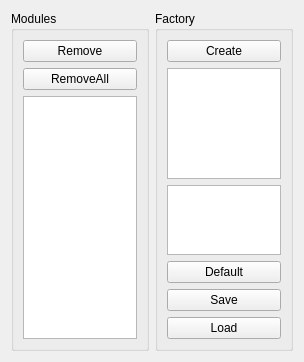
Qt form Modular1/QModularManagerWidget.ui (djeemie2000/SynthPlayground) before a commit.
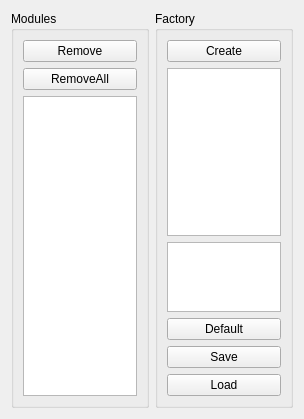
The same form after that commit.

Diff of the .ui file:
```diff
--- a/Modular1/QModularManagerWidget.ui
+++ b/Modular1/QModularManagerWidget.ui
@@ -7,7 +7,7 @@
     <x>0</x>
     <y>0</y>
     <width>304</width>
-    <height>362</height>
+    <height>419</height>
    </rect>
   </property>
   <property name="windowTitle">
@@ -60,7 +60,7 @@
       <item>
        <widget class="QListWidget" name="listWidget_ModuleCategories">
         <property name="sizePolicy">
-         <sizepolicy hsizetype="Expanding" vsizetype="Preferred">
+         <sizepolicy hsizetype="Expanding" vsizetype="Expanding">
           <horstretch>0</horstretch>
           <verstretch>0</verstretch>
          </sizepolicy>
```
